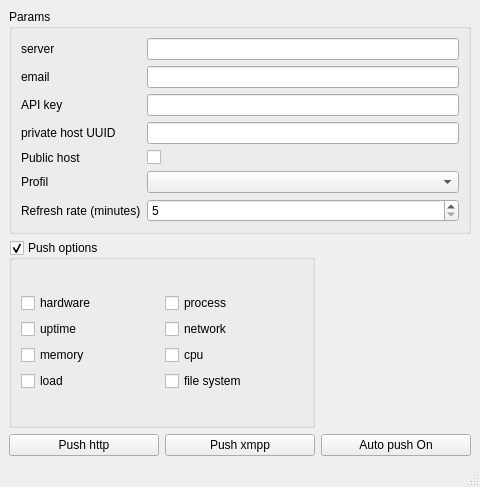
Qt form src/mainwindow.ui (fredix/geekast) before a commit.
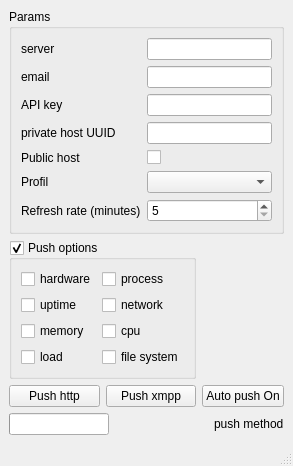
The same form after that commit.

Diff of the .ui file:
```diff
--- a/src/mainwindow.ui
+++ b/src/mainwindow.ui
@@ -6,8 +6,8 @@
    <rect>
     <x>0</x>
     <y>0</y>
-    <width>480</width>
-    <height>487</height>
+    <width>275</width>
+    <height>460</height>
    </rect>
   </property>
   <property name="windowTitle">
@@ -213,6 +213,46 @@
       </property>
      </widget>
     </item>
+    <item row="3" column="0" colspan="3">
+     <layout class="QHBoxLayout" name="horizontalLayout">
+      <item>
+       <widget class="QProgressBar" name="progressBar">
+        <property name="maximumSize">
+         <size>
+          <width>100</width>
+          <height>16777215</height>
+         </size>
+        </property>
+        <property name="value">
+         <number>0</number>
+        </property>
+        <property name="textVisible">
+         <bool>false</bool>
+        </property>
+       </widget>
+      </item>
+      <item>
+       <spacer name="horizontalSpacer">
+        <property name="orientation">
+         <enum>Qt::Horizontal</enum>
+        </property>
+        <property name="sizeHint" stdset="0">
+         <size>
+          <width>40</width>
+          <height>20</height>
+         </size>
+        </property>
+       </spacer>
+      </item>
+      <item>
+       <widget class="QLabel" name="push_method">
+        <property name="text">
+         <string>push method</string>
+        </property>
+       </widget>
+      </item>
+     </layout>
+    </item>
    </layout>
   </widget>
   <widget class="QMenuBar" name="menubar">
```
Left out of the diff: 4 changed lines with no effect on the pictures.
